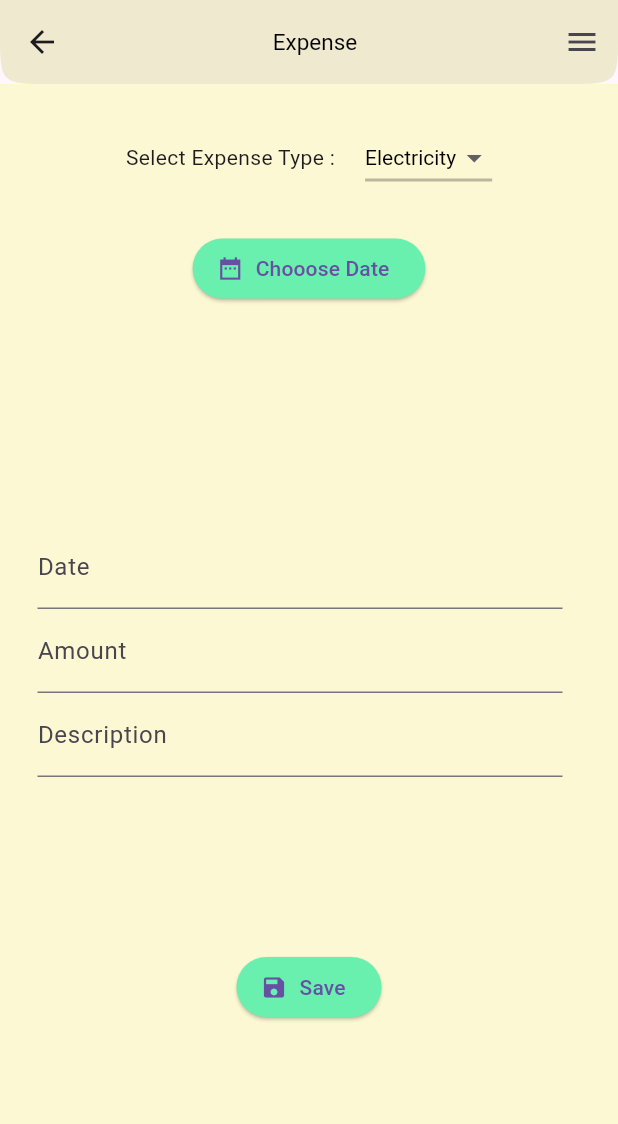
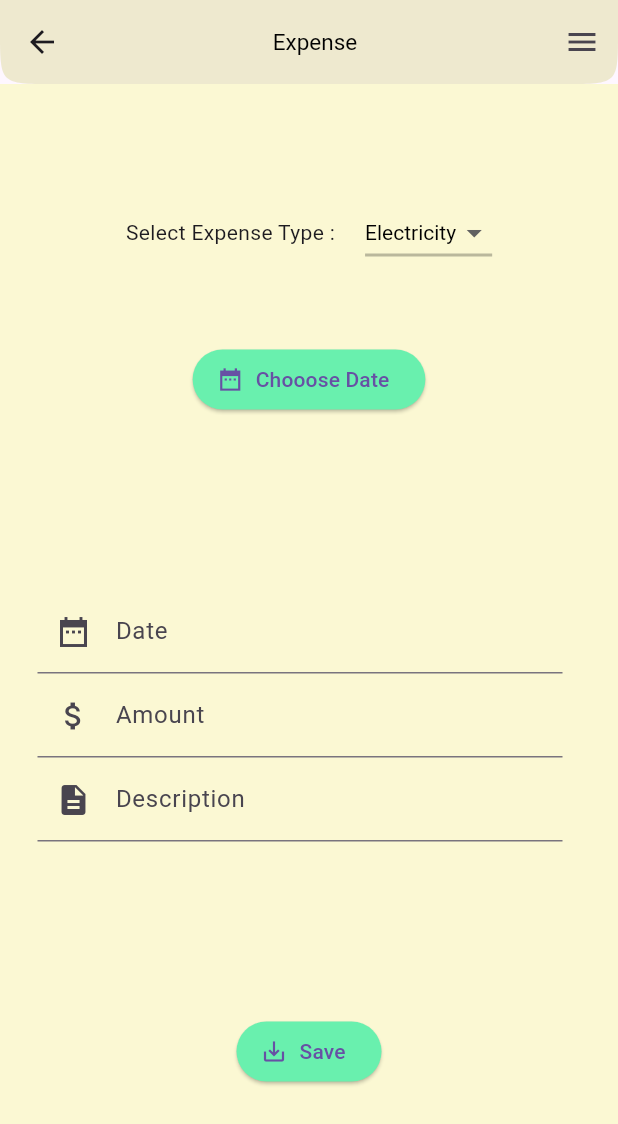
Before and after one commit to SumsulArifin/asm_app, a Flutter app: the Expense_Screen screen opened by its route, on a phone screen of 412 x 824 dp. Shown: the top 1124 px of the screen. Run offline on Flutter 3.47's test engine with Material 3 defaults, Android fonts, the light colour scheme and no system bars; our stand-ins replace another_flushbar, cached_network_image, flutter_svg, fluttertoast, shared_preferences; missing offline and left inert: shared_preferences_web; accounts and stored records are empty.

Commit message:
commit expense

```diff
--- a/ams_v1/lib/view/expense_Screen.dart
+++ b/ams_v1/lib/view/expense_Screen.dart
@@ -1,3 +1,4 @@
+import 'package:ams_v1/view/home_screen.dart';
 import 'package:flutter/cupertino.dart';
 import 'package:flutter/material.dart';
 
@@ -18,7 +19,19 @@ class _Expense_ScreenState extends State<Expense_Screen> {
 
   TextEditingController _dateController = TextEditingController();
 
-  final appbar = AppBar(
+  void _navigateToOtherPage(BuildContext context) {
+    Navigator.push(
+      context,
+      MaterialPageRoute(
+        builder: (context) => HomeScreen(),
+      ),
+    );
+  }
+
+  @override
+  Widget build(BuildContext context) {
+    return Scaffold(
+      appBar: AppBar(
         backgroundColor: Color(0xfffbf8d3),
         // backgroundColor: Colors.greenAccent,
         title: Center(
@@ -43,7 +56,7 @@ class _Expense_ScreenState extends State<Expense_Screen> {
         leading: IconButton(
           icon: Icon(Icons.arrow_back),
           onPressed: () {
-        // Handle back button press
+            _navigateToOtherPage(context);
           },
         ),
         actions: [
@@ -54,12 +67,7 @@ class _Expense_ScreenState extends State<Expense_Screen> {
             },
           ),
         ], // Set the elevation to add a shadow
-  );
-
-  @override
-  Widget build(BuildContext context) {
-    return Scaffold(
-      appBar: appbar,
+      ),
       resizeToAvoidBottomInset: false,
       body: Container(
         padding: EdgeInsets.all(25.0),
@@ -70,6 +78,9 @@ class _Expense_ScreenState extends State<Expense_Screen> {
         ),
         child: Column(
           children: [
+            SizedBox(
+              height: 50,
+            ),
             Row(
               mainAxisAlignment: MainAxisAlignment.center,
               children: [
@@ -109,10 +120,15 @@ class _Expense_ScreenState extends State<Expense_Screen> {
                 ),
               ],
             ),
+            SizedBox(
+              height: 50,
+            ),
             Row(
               mainAxisAlignment: MainAxisAlignment.center,
               children: [
-                Padding(padding: EdgeInsets.fromLTRB(0, 100, 0, 0),),
+                // Padding(
+                //   padding: EdgeInsets.fromLTRB(0, 100, 0, 0),
+                // ),
                 ElevatedButton.icon(
                   onPressed: () async {
                     final DateTime? datetime = await showDatePicker(
@@ -142,9 +158,6 @@ class _Expense_ScreenState extends State<Expense_Screen> {
                 // ),
               ],
             ),
-            SizedBox(
-              height: 5,
-            ),
             Row(
               children: [
                 Flexible(
@@ -161,13 +174,22 @@ class _Expense_ScreenState extends State<Expense_Screen> {
                       children: [
                         TextFormField(
                           controller: _dateController,
-                          decoration: InputDecoration(labelText: 'Date'),
+                          decoration: InputDecoration(
+                            prefixIcon: Icon(Icons.date_range_sharp),
+                            labelText: 'Date',
+                          ),
                         ),
                         TextFormField(
-                          decoration: InputDecoration(labelText: 'Amount'),
+                          decoration: InputDecoration(
+                            prefixIcon: Icon(Icons.attach_money),
+                            labelText: 'Amount',
+                          ),
                         ),
                         TextFormField(
-                          decoration: InputDecoration(labelText: 'Description'),
+                          decoration: InputDecoration(
+                            prefixIcon: Icon(Icons.description),
+                            labelText: 'Description',
+                          ),
                         ),
                       ],
                     ),
@@ -192,7 +214,7 @@ class _Expense_ScreenState extends State<Expense_Screen> {
                 }
               },
               label: Text("Save"),
-              icon: Icon(Icons.save),
+              icon: Icon(Icons.save_alt_outlined),
               style: ButtonStyle(
                 backgroundColor: MaterialStateProperty.all<Color>(
                   Colors.greenAccent,
```
Lines whose indentation alone changed are shown as unchanged.
